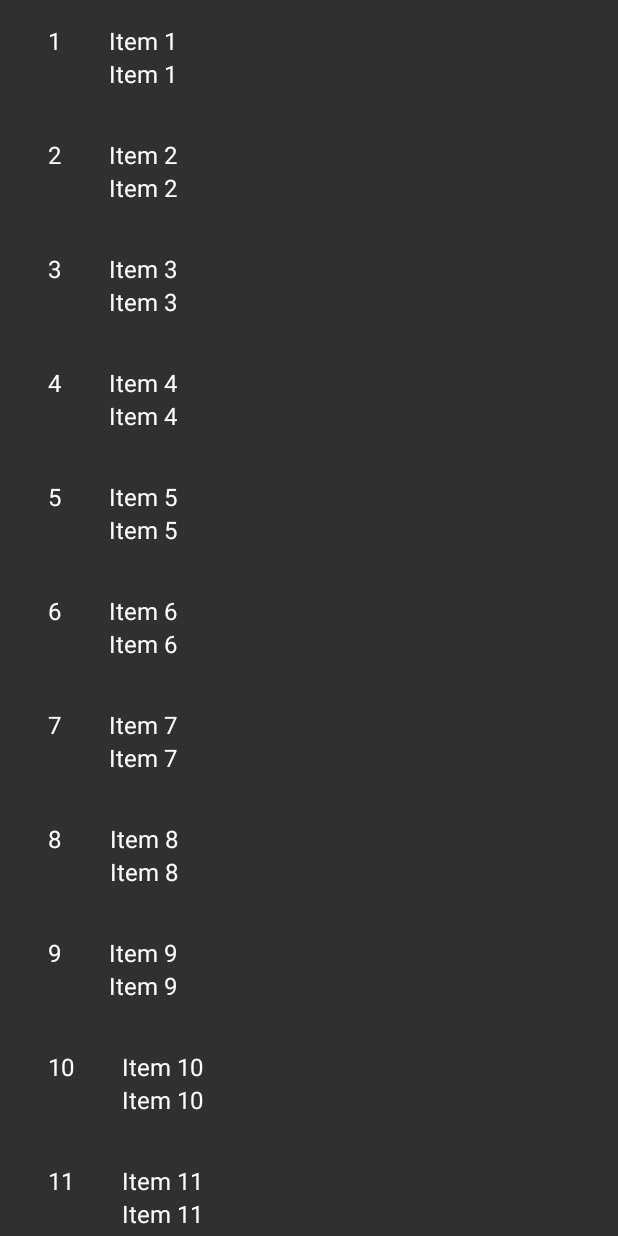
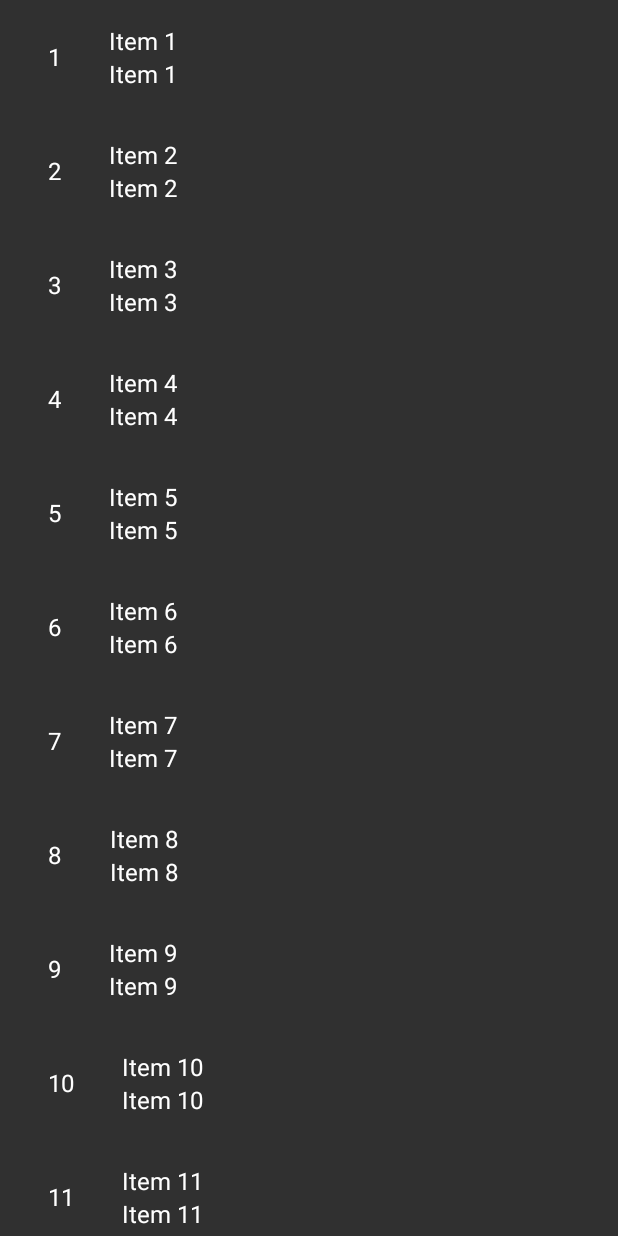
Before and after one commit to rghodke/StockFolio, an Android app: the screen it shows after launch (MainActivity), on a phone screen of 412 x 824 dp. Run offline under Robolectric (Android 15) with nearby library versions, the phone set to English and light mode, and no system bars.

Commit message:
improvement(stockfolio): minor UI fix

```diff
--- a/app/src/main/res/layout/fragment_portfolio.xml
+++ b/app/src/main/res/layout/fragment_portfolio.xml
@@ -7,7 +7,8 @@
     <TextView
         android:id="@+id/TextView_stock_name"
         android:layout_width="wrap_content"
-        android:layout_height="wrap_content"
+        android:layout_height="match_parent"
+        android:gravity="center_vertical"
         android:layout_margin="@dimen/text_margin"
         android:textAppearance="?attr/textAppearanceListItem" />
 
```
